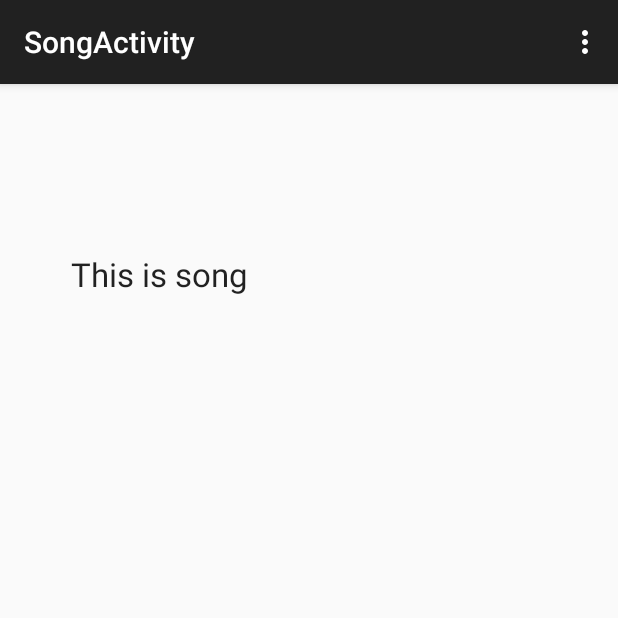
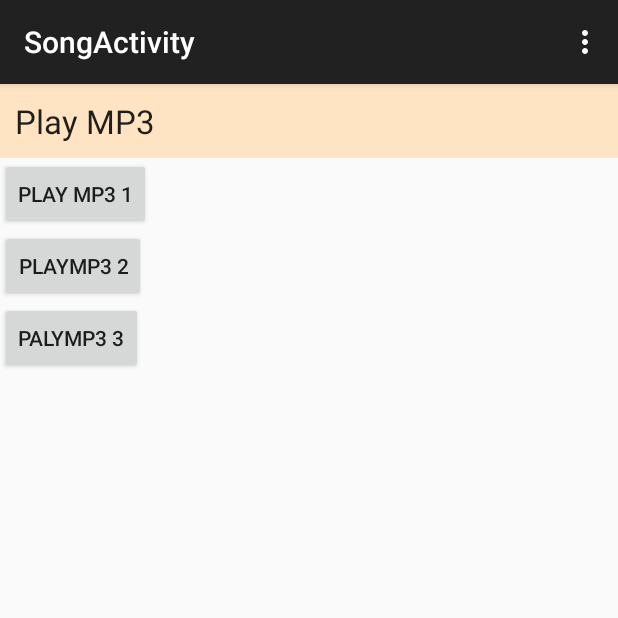
Before and after one commit to moumoutsay/JSPHDEV_A3_b, an Android app: the SongFragment screen opened directly, with no data from a screen before it, on a phone screen of 412 x 824 dp, the top half of it. Run offline under Robolectric (Android 15) with nearby library versions, the phone set to English and light mode, and no system bars.

Commit message:
play mp3 done

```diff
--- a/app/src/main/java/com/example/moumoutsay/jsphdev_a3_b/ui/SongFragment.java
+++ b/app/src/main/java/com/example/moumoutsay/jsphdev_a3_b/ui/SongFragment.java
@@ -1,25 +1,86 @@
 package com.example.moumoutsay.jsphdev_a3_b.ui;
 
+import android.media.MediaPlayer;
 import android.os.Bundle;
 import android.support.v4.app.Fragment;
 import android.view.LayoutInflater;
 import android.view.View;
 import android.view.ViewGroup;
+import android.widget.Button;
 
 import com.example.moumoutsay.jsphdev_a3_b.R;
 
 /**
  * A placeholder fragment containing a simple view.
  */
-public class SongFragment extends Fragment {
+public class SongFragment extends Fragment implements View.OnClickListener {
+    private MediaPlayer mPlayer1;
+    private MediaPlayer mPlayer2;
+    private MediaPlayer mPlayer3;
 
     public SongFragment() {
+
     }
 
     @Override
     public View onCreateView(LayoutInflater inflater, ViewGroup container,
                              Bundle savedInstanceState) {
         View rootView = inflater.inflate(R.layout.fragment_song, container, false);
+
+        Button button1 = (Button) rootView.findViewById(R.id.button1);
+        Button button2 = (Button) rootView.findViewById(R.id.button2);
+        Button button3 = (Button) rootView.findViewById(R.id.button3);
+
+        button1.setOnClickListener(this);
+        button2.setOnClickListener(this);
+        button3.setOnClickListener(this);
+
+        mPlayer1 = MediaPlayer.create(getActivity(), R.raw.m1);
+        mPlayer2 = MediaPlayer.create(getActivity(), R.raw.m2);
+        mPlayer3 = MediaPlayer.create(getActivity(), R.raw.m3);
+
+
         return rootView;
     }
+
+    @Override
+    public void onClick(View view) {
+        switch (view.getId()) {
+            case R.id.button1:
+                playMp3(1);
+                break;
+            case R.id.button2:
+                playMp3(2);
+                break;
+            case R.id.button3:
+                playMp3(3);
+                break;
+        }
+    }
+
+    private void playMp3(int i) {
+        if ( i < 0 || i > 3) { return; }
+        if (i == 1) {
+            if (mPlayer2.isPlaying())
+                mPlayer2.pause();
+            if (mPlayer3.isPlaying())
+                mPlayer3.pause();
+            mPlayer1.start();
+        }
+        if (i == 2) {
+            if (mPlayer1.isPlaying())
+                mPlayer1.pause();
+            if (mPlayer3.isPlaying())
+                mPlayer3.pause();
+            mPlayer2.start();
+        }
+        if (i == 3) {
+            if (mPlayer2.isPlaying())
+                mPlayer2.pause();
+            if (mPlayer1.isPlaying())
+                mPlayer1.pause();
+            mPlayer3.start();
+        }
+    }
+
 }
--- a/app/src/main/res/layout/fragment_song.xml
+++ b/app/src/main/res/layout/fragment_song.xml
@@ -1,15 +1,37 @@
 <?xml version="1.0" encoding="utf-8"?>
-<RelativeLayout xmlns:android="http://schemas.android.com/apk/res/android"
-    android:layout_width="match_parent" android:layout_height="match_parent">
+<LinearLayout xmlns:android="http://schemas.android.com/apk/res/android"
+    android:orientation="vertical" android:layout_width="match_parent"
+
+    android:layout_height="match_parent">
+
 
     <TextView
+        android:layout_width="match_parent"
+        android:layout_height="wrap_content"
+        android:textAppearance="?android:attr/textAppearanceLarge"
+        android:text="Play MP3"
+        android:id="@+id/textView"
+        android:padding="10dp"
+        android:layout_gravity="center_horizontal"
+        android:background="#FFE4C4"
+        />
+
+    <Button
         android:layout_width="wrap_content"
         android:layout_height="wrap_content"
-        android:textAppearance="?android:attr/textAppearanceLarge"
-        android:text="This is song"
-        android:id="@+id/textView"
-        android:layout_alignParentTop="true"
-        android:layout_alignParentStart="true"
-        android:layout_marginStart="47dp"
-        android:layout_marginTop="112dp" />
-</RelativeLayout>
+        android:text="Play MP3 1"
+        android:id="@+id/button1" />
+
+    <Button
+        android:layout_width="wrap_content"
+        android:layout_height="wrap_content"
+        android:text="PlayMP3 2"
+        android:id="@+id/button2" />
+
+    <Button
+        android:layout_width="wrap_content"
+        android:layout_height="wrap_content"
+        android:text="PalyMP3 3"
+        android:id="@+id/button3" />
+
+</LinearLayout>
```
Also changed, not shown: app/src/main/res/layout/fragment_video.xml (+32 -10 lines), 3 other files.
